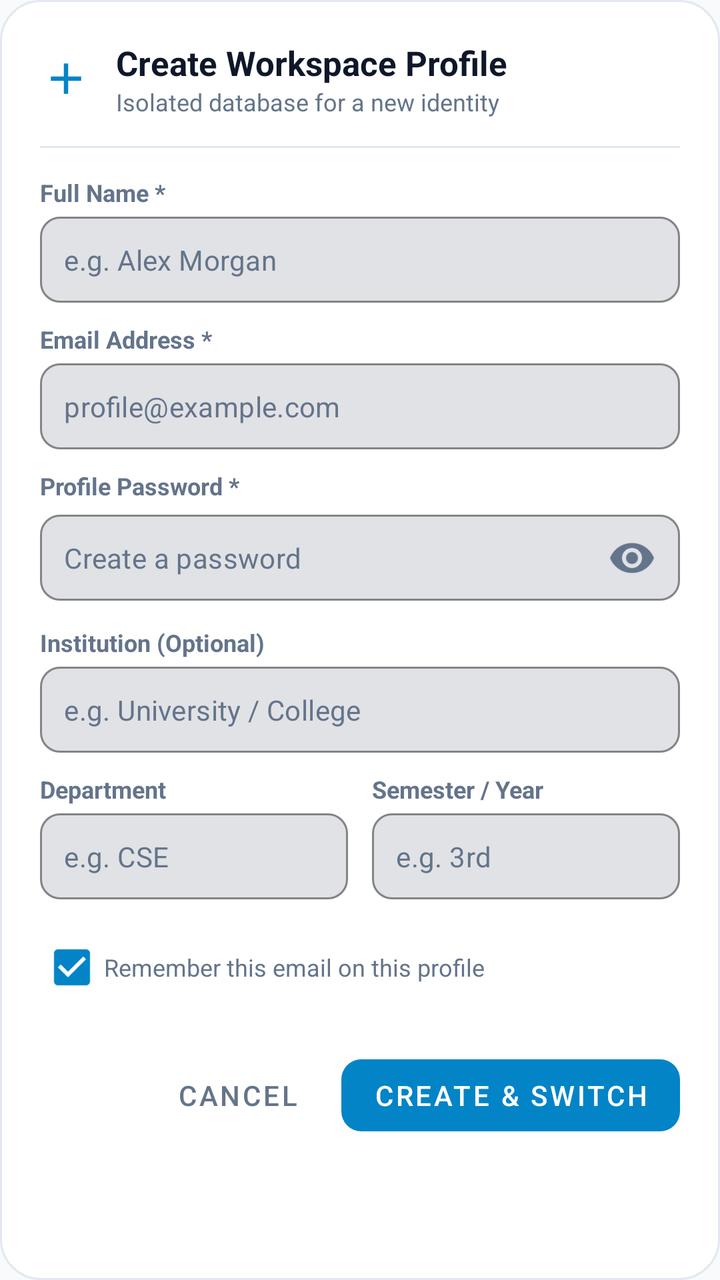
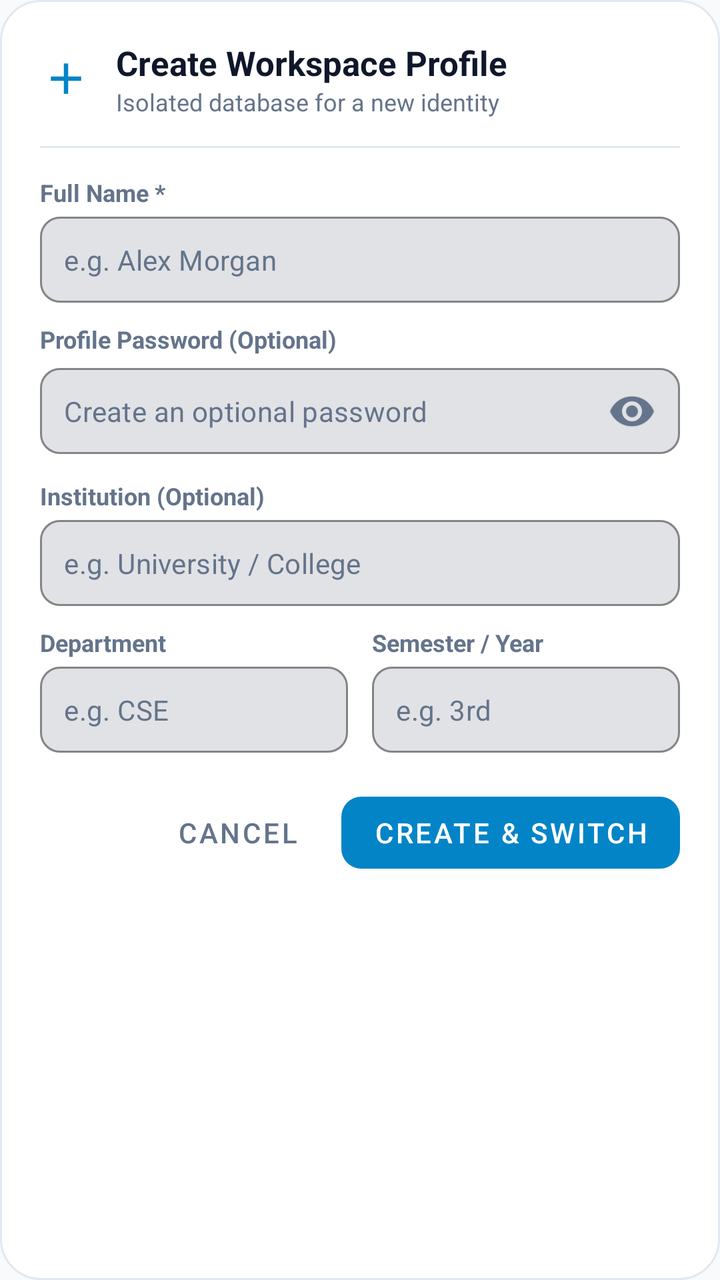

An Android layout rendered at two revisions. The XML below is the earlier revision; the diff shows what the commit changed to produce the second picture.
<!-- AndroidManifest.xml: application theme Theme.LifeSync -->
<!-- res/layout/dialog_profile_create.xml -->
<?xml version="1.0" encoding="utf-8"?>
<ScrollView xmlns:android="http://schemas.android.com/apk/res/android"
    xmlns:app="http://schemas.android.com/apk/res-auto"
    android:layout_width="match_parent"
    android:layout_height="wrap_content"
    android:background="@drawable/bg_dialog_glass">

    <LinearLayout
        android:layout_width="match_parent"
        android:layout_height="wrap_content"
        android:orientation="vertical"
        android:padding="20dp">

        
        <LinearLayout
            android:layout_width="match_parent"
            android:layout_height="wrap_content"
            android:gravity="center_vertical"
            android:orientation="horizontal">

            <ImageView
                android:layout_width="26dp"
                android:layout_height="26dp"
                android:src="@drawable/ic_add"
                app:tint="@color/primary" />

            <LinearLayout
                android:layout_width="0dp"
                android:layout_height="wrap_content"
                android:layout_marginStart="12dp"
                android:layout_weight="1"
                android:orientation="vertical">

                <TextView
                    android:id="@+id/tvCreateTitle"
                    android:layout_width="wrap_content"
                    android:layout_height="wrap_content"
                    android:text="Create Workspace Profile"
                    android:textColor="@color/text_primary"
                    android:textSize="17sp"
                    android:textStyle="bold" />

                <TextView
                    android:id="@+id/tvCreateSubtitle"
                    android:layout_width="wrap_content"
                    android:layout_height="wrap_content"
                    android:text="Isolated database for a new identity"
                    android:textColor="@color/text_secondary"
                    android:textSize="12sp" />
            </LinearLayout>
        </LinearLayout>

        <View
            android:layout_width="match_parent"
            android:layout_height="1dp"
            android:layout_marginVertical="14dp"
            android:background="@color/card_stroke" />

        
        <TextView
            android:layout_width="wrap_content"
            android:layout_height="wrap_content"
            android:text="Full Name *"
            android:textColor="@color/text_secondary"
            android:textSize="12sp"
            android:textStyle="bold" />

        <com.google.android.material.textfield.TextInputLayout
            android:layout_width="match_parent"
            android:layout_height="wrap_content"
            android:layout_marginTop="4dp"
            app:boxBackgroundMode="outline"
            app:boxCornerRadiusBottomEnd="10dp"
            app:boxCornerRadiusBottomStart="10dp"
            app:boxCornerRadiusTopEnd="10dp"
            app:boxCornerRadiusTopStart="10dp"
            app:boxStrokeColor="@color/primary"
            app:hintEnabled="false">

            <com.google.android.material.textfield.TextInputEditText
                android:id="@+id/etCreateName"
                android:layout_width="match_parent"
                android:layout_height="wrap_content"
                android:hint="e.g. Alex Morgan"
                android:imeOptions="actionNext"
                android:inputType="textPersonName"
                android:padding="12dp"
                android:textColor="@color/text_primary"
                android:textColorHint="@color/text_secondary"
                android:textSize="14sp" />
        </com.google.android.material.textfield.TextInputLayout>

        
        <TextView
            android:layout_width="wrap_content"
            android:layout_height="wrap_content"
            android:layout_marginTop="10dp"
            android:text="Email Address *"
            android:textColor="@color/text_secondary"
            android:textSize="12sp"
            android:textStyle="bold" />

        <com.google.android.material.textfield.TextInputLayout
            android:layout_width="match_parent"
            android:layout_height="wrap_content"
            android:layout_marginTop="4dp"
            app:boxBackgroundMode="outline"
            app:boxCornerRadiusBottomEnd="10dp"
            app:boxCornerRadiusBottomStart="10dp"
            app:boxCornerRadiusTopEnd="10dp"
            app:boxCornerRadiusTopStart="10dp"
            app:boxStrokeColor="@color/primary"
            app:hintEnabled="false">

            <com.google.android.material.textfield.TextInputEditText
                android:id="@+id/etCreateEmail"
                android:layout_width="match_parent"
                android:layout_height="wrap_content"
                android:hint="profile@example.com"
                android:imeOptions="actionNext"
                android:inputType="textEmailAddress"
                android:padding="12dp"
                android:textColor="@color/text_primary"
                android:textColorHint="@color/text_secondary"
                android:textSize="14sp" />
        </com.google.android.material.textfield.TextInputLayout>

        
        <TextView
            android:layout_width="wrap_content"
            android:layout_height="wrap_content"
            android:layout_marginTop="10dp"
            android:text="Profile Password *"
            android:textColor="@color/text_secondary"
            android:textSize="12sp"
            android:textStyle="bold" />

        <com.google.android.material.textfield.TextInputLayout
            android:layout_width="match_parent"
            android:layout_height="wrap_content"
            android:layout_marginTop="4dp"
            app:boxBackgroundMode="outline"
            app:boxCornerRadiusBottomEnd="10dp"
            app:boxCornerRadiusBottomStart="10dp"
            app:boxCornerRadiusTopEnd="10dp"
            app:boxCornerRadiusTopStart="10dp"
            app:boxStrokeColor="@color/primary"
            app:hintEnabled="false"
            app:passwordToggleEnabled="true"
            app:passwordToggleTint="@color/text_secondary">

            <com.google.android.material.textfield.TextInputEditText
                android:id="@+id/etCreatePassword"
                android:layout_width="match_parent"
                android:layout_height="wrap_content"
                android:hint="Create a password"
                android:imeOptions="actionNext"
                android:inputType="textPassword"
                android:padding="12dp"
                android:textColor="@color/text_primary"
                android:textColorHint="@color/text_secondary"
                android:textSize="14sp" />
        </com.google.android.material.textfield.TextInputLayout>

        
        <TextView
            android:layout_width="wrap_content"
            android:layout_height="wrap_content"
            android:layout_marginTop="10dp"
            android:text="Institution (Optional)"
            android:textColor="@color/text_secondary"
            android:textSize="12sp"
            android:textStyle="bold" />

        <com.google.android.material.textfield.TextInputLayout
            android:layout_width="match_parent"
            android:layout_height="wrap_content"
            android:layout_marginTop="4dp"
            app:boxBackgroundMode="outline"
            app:boxCornerRadiusBottomEnd="10dp"
            app:boxCornerRadiusBottomStart="10dp"
            app:boxCornerRadiusTopEnd="10dp"
            app:boxCornerRadiusTopStart="10dp"
            app:boxStrokeColor="@color/primary"
            app:hintEnabled="false">

            <com.google.android.material.textfield.TextInputEditText
                android:id="@+id/etCreateInstitution"
                android:layout_width="match_parent"
                android:layout_height="wrap_content"
                android:hint="e.g. University / College"
                android:imeOptions="actionNext"
                android:inputType="textCapWords"
                android:padding="12dp"
                android:textColor="@color/text_primary"
                android:textColorHint="@color/text_secondary"
                android:textSize="14sp" />
        </com.google.android.material.textfield.TextInputLayout>

        
        <LinearLayout
            android:layout_width="match_parent"
            android:layout_height="wrap_content"
            android:layout_marginTop="10dp"
            android:orientation="horizontal">

            <LinearLayout
                android:layout_width="0dp"
                android:layout_height="wrap_content"
                android:layout_marginEnd="6dp"
                android:layout_weight="1"
                android:orientation="vertical">

                <TextView
                    android:layout_width="wrap_content"
                    android:layout_height="wrap_content"
                    android:text="Department"
                    android:textColor="@color/text_secondary"
                    android:textSize="12sp"
                    android:textStyle="bold" />

                <com.google.android.material.textfield.TextInputLayout
                    android:layout_width="match_parent"
                    android:layout_height="wrap_content"
                    android:layout_marginTop="4dp"
                    app:boxBackgroundMode="outline"
                    app:boxCornerRadiusBottomEnd="10dp"
                    app:boxCornerRadiusBottomStart="10dp"
                    app:boxCornerRadiusTopEnd="10dp"
                    app:boxCornerRadiusTopStart="10dp"
                    app:boxStrokeColor="@color/primary"
                    app:hintEnabled="false">

                    <com.google.android.material.textfield.TextInputEditText
                        android:id="@+id/etCreateDepartment"
                        android:layout_width="match_parent"
                        android:layout_height="wrap_content"
                        android:hint="e.g. CSE"
                        android:imeOptions="actionNext"
                        android:inputType="textCapWords"
                        android:padding="12dp"
                        android:textColor="@color/text_primary"
                        android:textColorHint="@color/text_secondary"
                        android:textSize="14sp" />
                </com.google.android.material.textfield.TextInputLayout>
            </LinearLayout>

            <LinearLayout
                android:layout_width="0dp"
                android:layout_height="wrap_content"
                android:layout_marginStart="6dp"
                android:layout_weight="1"
                android:orientation="vertical">

                <TextView
                    android:layout_width="wrap_content"
                    android:layout_height="wrap_content"
                    android:text="Semester / Year"
                    android:textColor="@color/text_secondary"
                    android:textSize="12sp"
                    android:textStyle="bold" />

                <com.google.android.material.textfield.TextInputLayout
                    android:layout_width="match_parent"
                    android:layout_height="wrap_content"
                    android:layout_marginTop="4dp"
                    app:boxBackgroundMode="outline"
                    app:boxCornerRadiusBottomEnd="10dp"
                    app:boxCornerRadiusBottomStart="10dp"
                    app:boxCornerRadiusTopEnd="10dp"
                    app:boxCornerRadiusTopStart="10dp"
                    app:boxStrokeColor="@color/primary"
                    app:hintEnabled="false">

                    <com.google.android.material.textfield.TextInputEditText
                        android:id="@+id/etCreateSemester"
                        android:layout_width="match_parent"
                        android:layout_height="wrap_content"
                        android:hint="e.g. 3rd"
                        android:imeOptions="actionDone"
                        android:inputType="textCapWords"
                        android:padding="12dp"
                        android:textColor="@color/text_primary"
                        android:textColorHint="@color/text_secondary"
                        android:textSize="14sp" />
                </com.google.android.material.textfield.TextInputLayout>
            </LinearLayout>
        </LinearLayout>

        
        <CheckBox
            android:id="@+id/cbCreateRememberEmail"
            android:layout_width="match_parent"
            android:layout_height="wrap_content"
            android:layout_marginTop="10dp"
            android:buttonTint="@color/primary"
            android:checked="true"
            android:text="Remember this email on this profile"
            android:textColor="@color/text_secondary"
            android:textSize="12sp" />

        
        <LinearLayout
            android:layout_width="match_parent"
            android:layout_height="wrap_content"
            android:layout_marginTop="16dp"
            android:gravity="end"
            android:orientation="horizontal">

            <com.google.android.material.button.MaterialButton
                android:id="@+id/btnCreateCancel"
                style="@style/Widget.MaterialComponents.Button.TextButton"
                android:layout_width="wrap_content"
                android:layout_height="wrap_content"
                android:text="Cancel"
                android:textColor="@color/text_secondary" />

            <com.google.android.material.button.MaterialButton
                android:id="@+id/btnCreateSubmit"
                style="@style/Widget.MaterialComponents.Button.UnelevatedButton"
                android:layout_width="wrap_content"
                android:layout_height="wrap_content"
                android:layout_marginStart="8dp"
                android:text="Create &amp; Switch"
                android:textColor="@color/white"
                app:backgroundTint="@color/primary"
                app:cornerRadius="10dp" />
        </LinearLayout>
    </LinearLayout>
</ScrollView>
<!-- resources referenced by this layout -->
<resources>
  <color name="card_stroke">#E2E8F0</color>
  <color name="primary">#0284C7</color>
  <color name="text_primary">#0F172A</color>
  <color name="text_secondary">#64748B</color>
  <color name="white">#FFFFFF</color>
  <!-- drawable bg_dialog_glass (drawable) -->
  <?xml version="1.0" encoding="utf-8"?>
  <shape xmlns:android="http://schemas.android.com/apk/res/android"
      android:shape="rectangle">
      <corners android:radius="20dp" />
      <solid android:color="@color/surface" />
      <stroke
          android:width="1dp"
          android:color="@color/card_stroke" />
  </shape>
  <!-- drawable ic_add (drawable) -->
  <vector xmlns:android="http://schemas.android.com/apk/res/android"
      android:width="24dp"
      android:height="24dp"
      android:viewportWidth="24"
      android:viewportHeight="24">
      <path
          android:fillColor="#000000"
          android:pathData="M19,13h-6v6h-2v-6H5v-2h6V5h2v6h6v2z"/>
  </vector>
  <style name="Theme.LifeSync" parent="Theme.MaterialComponents.DayNight.NoActionBar">
          <item name="colorPrimary">@color/primary</item>
          <item name="colorPrimaryVariant">@color/primary_variant</item>
          <item name="colorOnPrimary">@color/on_primary</item>
          <item name="colorSecondary">@color/secondary</item>
          <item name="colorSecondaryVariant">@color/secondary_variant</item>
          <item name="colorOnSecondary">@color/on_secondary</item>
          <item name="colorSurface">@color/surface</item>
          <item name="colorOnSurface">@color/text_primary</item>
          <item name="colorOnBackground">@color/text_primary</item>
          <item name="colorOnSurfaceVariant">@color/text_secondary</item>
          <item name="colorOutline">@color/text_secondary</item>
          <item name="android:colorBackground">@color/background</item>
          <item name="android:windowBackground">@color/background</item>
          <item name="android:textColorPrimary">@color/text_primary</item>
          <item name="android:textColorSecondary">@color/text_secondary</item>
          <item name="android:statusBarColor">@color/background</item>
          <item name="android:windowLightStatusBar">true</item>
          <item name="android:navigationBarColor">@color/background</item>
          <item name="materialCardViewStyle">@style/CardElevationRounded</item>
          <item name="android:textViewStyle">@style/DuoRhythmTextView</item>
          <item name="android:editTextStyle">@style/DuoRhythmEditText</item>
          <item name="editTextStyle">@style/DuoRhythmEditText</item>
      </style>
  <color name="surface">#FFFFFF</color>
  <color name="primary_variant">#0369A1</color>
  <color name="on_primary">#FFFFFF</color>
  <color name="secondary">#7C3AED</color>
  <color name="secondary_variant">#6D28D9</color>
  <color name="on_secondary">#FFFFFF</color>
  <color name="background">#F8FAFC</color>
  <style name="CardElevationRounded" parent="Widget.MaterialComponents.CardView">
          <item name="cardCornerRadius">22dp</item>
          <item name="cardElevation">2dp</item>
          <item name="strokeWidth">1dp</item>
          <item name="strokeColor">@color/card_stroke</item>
          <item name="cardBackgroundColor">@color/surface_card</item>
      </style>
  <style name="DuoRhythmTextView" parent="android:Widget.TextView">
          <item name="android:lineSpacingExtra">2dp</item>
          <item name="android:fontFamily">sans-serif</item>
          <item name="android:includeFontPadding">true</item>
      </style>
  <style name="DuoRhythmEditText" parent="android:Widget.EditText">
          <item name="android:lineSpacingExtra">2dp</item>
          <item name="android:fontFamily">sans-serif</item>
          <item name="android:includeFontPadding">true</item>
          <item name="android:textColor">@color/text_primary</item>
          <item name="android:textColorHint">@color/text_secondary</item>
      </style>
  <color name="surface_card">#FFFFFF</color>
</resources>

<!-- the commit's change to res/layout/dialog_profile_create.xml (unified diff, before → after) -->
@@ -95,42 +95,7 @@
             android:layout_width="wrap_content"
             android:layout_height="wrap_content"
             android:layout_marginTop="10dp"
-            android:text="Email Address *"
-            android:textColor="@color/text_secondary"
-            android:textSize="12sp"
-            android:textStyle="bold" />
-
-        <com.google.android.material.textfield.TextInputLayout
-            android:layout_width="match_parent"
-            android:layout_height="wrap_content"
-            android:layout_marginTop="4dp"
-            app:boxBackgroundMode="outline"
-            app:boxCornerRadiusBottomEnd="10dp"
-            app:boxCornerRadiusBottomStart="10dp"
-            app:boxCornerRadiusTopEnd="10dp"
-            app:boxCornerRadiusTopStart="10dp"
-            app:boxStrokeColor="@color/primary"
-            app:hintEnabled="false">
-
-            <com.google.android.material.textfield.TextInputEditText
-                android:id="@+id/etCreateEmail"
-                android:layout_width="match_parent"
-                android:layout_height="wrap_content"
-                android:hint="profile@example.com"
-                android:imeOptions="actionNext"
-                android:inputType="textEmailAddress"
-                android:padding="12dp"
-                android:textColor="@color/text_primary"
-                android:textColorHint="@color/text_secondary"
-                android:textSize="14sp" />
-        </com.google.android.material.textfield.TextInputLayout>
-
-        
-        <TextView
-            android:layout_width="wrap_content"
-            android:layout_height="wrap_content"
-            android:layout_marginTop="10dp"
-            android:text="Profile Password *"
+            android:text="Profile Password (Optional)"
             android:textColor="@color/text_secondary"
             android:textSize="12sp"
             android:textStyle="bold" />
@@ -153,7 +118,7 @@
                 android:id="@+id/etCreatePassword"
                 android:layout_width="match_parent"
                 android:layout_height="wrap_content"
-                android:hint="Create a password"
+                android:hint="Create an optional password"
                 android:imeOptions="actionNext"
                 android:inputType="textPassword"
                 android:padding="12dp"
@@ -288,18 +253,6 @@
         </LinearLayout>
 
         
-        <CheckBox
-            android:id="@+id/cbCreateRememberEmail"
-            android:layout_width="match_parent"
-            android:layout_height="wrap_content"
-            android:layout_marginTop="10dp"
-            android:buttonTint="@color/primary"
-            android:checked="true"
-            android:text="Remember this email on this profile"
-            android:textColor="@color/text_secondary"
-            android:textSize="12sp" />
-
-        
         <LinearLayout
             android:layout_width="match_parent"
             android:layout_height="wrap_content"
